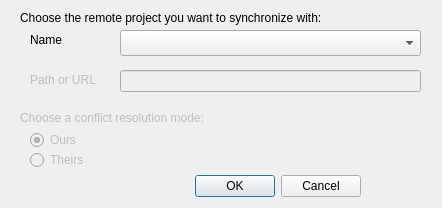
Before: the Qt Designer form xl2/tao/pull_from_dialog.ui in c3d/tao3D, drawn with Qt 5.
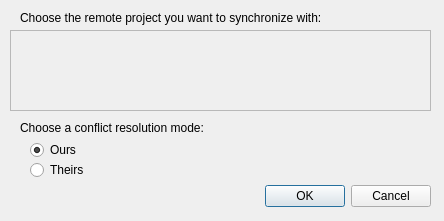
After: the same form once the commit is applied. Custom widgets are drawn as their Qt base class.

Commit message:
Factor the remote repository selection UI out of PullFromDialog
This is in preparation of a new PublishToDialog.

```diff
--- a/xl2/tao/pull_from_dialog.ui
+++ b/xl2/tao/pull_from_dialog.ui
@@ -6,8 +6,8 @@
    <rect>
     <x>0</x>
     <y>0</y>
-    <width>442</width>
-    <height>208</height>
+    <width>444</width>
+    <height>221</height>
    </rect>
   </property>
   <property name="windowTitle">
@@ -22,8 +22,8 @@
   <widget class="QDialogButtonBox" name="buttonBox">
    <property name="geometry">
     <rect>
-     <x>50</x>
-     <y>170</y>
+     <x>120</x>
+     <y>180</y>
      <width>311</width>
      <height>32</height>
     </rect>
@@ -48,72 +48,11 @@
     <string>Choose the remote project you want to synchronize with:</string>
    </property>
   </widget>
-  <widget class="QLabel" name="nameLabel">
-   <property name="geometry">
-    <rect>
-     <x>30</x>
-     <y>30</y>
-     <width>37</width>
-     <height>20</height>
-    </rect>
-   </property>
-   <property name="text">
-    <string>Name</string>
-   </property>
-  </widget>
-  <widget class="QWidget" name="paramsWidget" native="true">
-   <property name="enabled">
-    <bool>false</bool>
-   </property>
-   <property name="geometry">
-    <rect>
-     <x>10</x>
-     <y>60</y>
-     <width>421</width>
-     <height>111</height>
-    </rect>
-   </property>
-   <widget class="QLineEdit" name="urlEdit">
-    <property name="geometry">
-     <rect>
-      <x>110</x>
-      <y>10</y>
-      <width>301</width>
-      <height>22</height>
-     </rect>
-    </property>
-   </widget>
-   <widget class="QLabel" name="urlLabel">
-    <property name="geometry">
-     <rect>
-      <x>20</x>
-      <y>10</y>
-      <width>81</width>
-      <height>20</height>
-     </rect>
-    </property>
-    <property name="text">
-     <string>Path or URL</string>
-    </property>
-   </widget>
-   <widget class="QLabel" name="chooseConflictLabel">
-    <property name="geometry">
-     <rect>
-      <x>10</x>
-      <y>50</y>
-      <width>251</width>
-      <height>16</height>
-     </rect>
-    </property>
-    <property name="text">
-     <string>Choose a conflict resolution mode:</string>
-    </property>
-   </widget>
    <widget class="QRadioButton" name="theirs">
     <property name="geometry">
      <rect>
-      <x>20</x>
-      <y>90</y>
+     <x>30</x>
+     <y>160</y>
       <width>103</width>
       <height>20</height>
      </rect>
@@ -128,8 +67,8 @@
    <widget class="QRadioButton" name="ours">
     <property name="geometry">
      <rect>
-      <x>20</x>
-      <y>70</y>
+     <x>30</x>
+     <y>140</y>
       <width>91</width>
       <height>20</height>
      </rect>
@@ -144,24 +83,47 @@
      <bool>true</bool>
     </property>
    </widget>
-  </widget>
-  <widget class="QComboBox" name="nameCombo">
+  <widget class="QLabel" name="chooseConflictLabel">
    <property name="geometry">
     <rect>
-     <x>120</x>
-     <y>30</y>
-     <width>301</width>
-     <height>26</height>
-    </rect>
-   </property>
-   <property name="minimumSize">
-    <size>
+     <x>20</x>
+     <y>120</y>
      <width>251</width>
-     <height>26</height>
-    </size>
+     <height>16</height>
+    </rect>
    </property>
+   <property name="text">
+    <string>Choose a conflict resolution mode:</string>
+   </property>
   </widget>
- </widget>
+  <widget class="Tao::RemoteSelectionFrame" name="rsFrame">
+   <property name="enabled">
+    <bool>true</bool>
+   </property>
+   <property name="geometry">
+    <rect>
+     <x>10</x>
+     <y>30</y>
+     <width>421</width>
+     <height>81</height>
+    </rect>
+   </property>
+   <property name="frameShape">
+    <enum>QFrame::StyledPanel</enum>
+   </property>
+   <property name="frameShadow">
+    <enum>QFrame::Raised</enum>
+   </property>
+  </widget>
+ </widget>
+ <customwidgets>
+  <customwidget>
+   <class>Tao::RemoteSelectionFrame</class>
+   <extends>QFrame</extends>
+   <header>remote_selection_frame.h</header>
+   <container>1</container>
+  </customwidget>
+ </customwidgets>
  <resources/>
  <connections>
   <connection>
```
Lines whose indentation alone changed are shown as unchanged. The commit also changes 6 other files.
